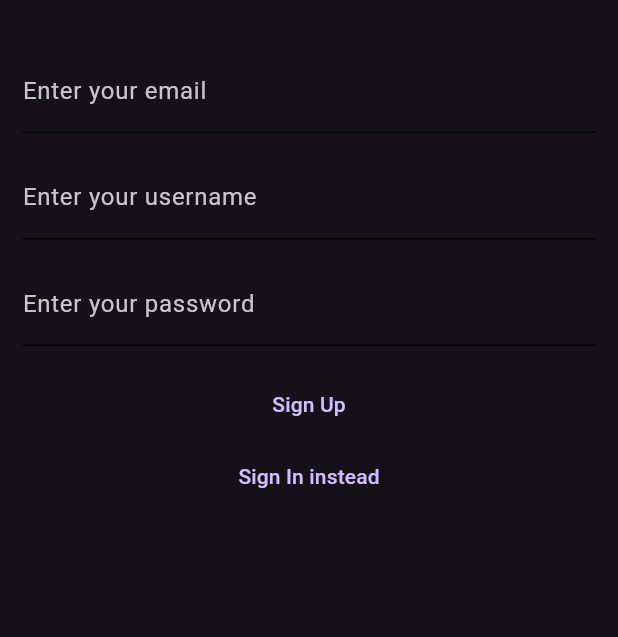
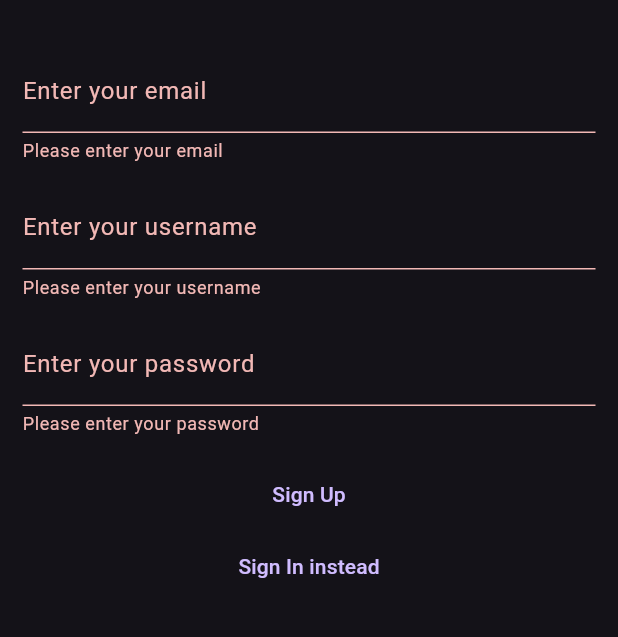
Before and after one commit to adametsderschopfer/social_media_flutter_edu, a Flutter app: the screen it shows after launch, after a tap on "Sign Up", on a phone screen of 412 x 824 dp, the part 110-747 px from its top. Run offline on Flutter 3.47's test engine with Material 3 defaults, Android fonts, the phone set to English and light mode, and no system bars; our stand-ins replace bloc, cloud_firestore, equatable, firebase_auth, firebase_core, flutter_bloc; accounts and stored records are empty.

```diff
--- a/lib/bloc/auth/auth_cubit.dart
+++ b/lib/bloc/auth/auth_cubit.dart
@@ -28,6 +28,10 @@ class AuthCubit extends Cubit<AuthState> {
     }
   }
 
+  Future<void> signOut() async {
+    await FirebaseAuth.instance.signOut();
+  }
+
   Future<void> signUp({
     required String email,
     required String username,
--- a/lib/main.dart
+++ b/lib/main.dart
@@ -1,5 +1,8 @@
 import 'package:firebase_core/firebase_core.dart';
 import 'package:flutter/material.dart';
+import 'package:flutter_bloc/flutter_bloc.dart';
+import 'package:social_media_flutter_edu/bloc/auth/auth_cubit.dart';
+import 'package:social_media_flutter_edu/screens/posts_screen.dart';
 import 'package:social_media_flutter_edu/screens/sign_in_screen.dart';
 import 'package:social_media_flutter_edu/screens/sign_up_screen.dart';
 
@@ -14,13 +17,19 @@ class MyApp extends StatelessWidget {
 
   @override
   Widget build(BuildContext context) {
-    return MaterialApp(
-      theme: ThemeData.dark(),
-      home: SignUpScreen(),
-      routes: {
-        SignInScreen.id: (BuildContext context) => const SignInScreen(),
-        SignUpScreen.id: (BuildContext context) => SignUpScreen(),
+    return BlocProvider<AuthCubit>(
+      create: (context) {
+        return AuthCubit();
       },
+      child: MaterialApp(
+        theme: ThemeData.dark(),
+        home: const SignUpScreen(),
+        routes: {
+          SignInScreen.id: (BuildContext context) => const SignInScreen(),
+          SignUpScreen.id: (BuildContext context) => const SignUpScreen(),
+          PostsScreen.id: (BuildContext context) => const PostsScreen(),
+        },
+      ),
     );
   }
 }
--- a/lib/screens/sign_in_screen.dart
+++ b/lib/screens/sign_in_screen.dart
@@ -1,6 +1,7 @@
 import 'package:flutter/material.dart';
 import 'package:flutter_bloc/flutter_bloc.dart';
 import 'package:social_media_flutter_edu/bloc/auth/auth_cubit.dart';
+import 'package:social_media_flutter_edu/screens/posts_screen.dart';
 import 'package:social_media_flutter_edu/screens/sign_up_screen.dart';
 
 class SignInScreen extends StatefulWidget {
@@ -52,12 +53,12 @@ class _SignInScreenState extends State<SignInScreen> {
         body: BlocConsumer<AuthCubit, AuthState>(
       listener: (prevState, currentState) {
         if (currentState is AuthSignedIn) {
-          // TODO: navigation to posts
+          Navigator.of(context).pushReplacementNamed(PostsScreen.id);
         }
 
         if (currentState is AuthFailure) {
           ScaffoldMessenger.of(context).showSnackBar(SnackBar(
-              duration: Duration(seconds: 2),
+              duration: const Duration(seconds: 2),
               content: Text(currentState.message)));
         }
       },
--- a/lib/screens/sign_up_screen.dart
+++ b/lib/screens/sign_up_screen.dart
@@ -1,5 +1,9 @@
 import 'package:flutter/material.dart';
+import 'package:flutter_bloc/flutter_bloc.dart';
+import 'package:social_media_flutter_edu/screens/posts_screen.dart';
 import 'package:social_media_flutter_edu/screens/sign_in_screen.dart';
+
+import '../bloc/auth/auth_cubit.dart';
 
 class SignUpScreen extends StatefulWidget {
   static const String id = "sign_up_screen";
@@ -36,12 +40,43 @@ class _SignUpScreenState extends State<SignUpScreen> {
     _passwordFocusNode.dispose();
   }
 
-  void _submit() {}
+  void _submit() {
+    FocusScope.of(context).unfocus();
+
+    if (!_formKey.currentState!.validate()) {
+      // Invalid
+      return;
+    }
+
+    _formKey.currentState!.save();
+    context
+        .read<AuthCubit>()
+        .signUp(email: _email, password: _password, username: _username);
+  }
 
   @override
   Widget build(BuildContext context) {
     return Scaffold(
-        body: SafeArea(
+        body: BlocConsumer<AuthCubit, AuthState>(
+      listener: (context, AuthState currentState) {
+        if (currentState is AuthSignedUp) {
+          Navigator.of(context).pushReplacementNamed(PostsScreen.id);
+        }
+
+        if (currentState is AuthFailure) {
+          ScaffoldMessenger.of(context).showSnackBar(SnackBar(
+              duration: const Duration(seconds: 2),
+              content: Text(currentState.message)));
+        }
+      },
+      builder: (BuildContext context, AuthState state) {
+        if (state is AuthLoading) {
+          return const Center(
+            child: CircularProgressIndicator(),
+          );
+        }
+
+        return SafeArea(
             child: Form(
           key: _formKey,
           child: Padding(
@@ -152,13 +187,16 @@ class _SignUpScreenState extends State<SignUpScreen> {
                   TextButton(
                     child: const Text("Sign In instead"),
                     onPressed: () {
-                  Navigator.of(context).pushReplacementNamed(SignInScreen.id);
+                      Navigator.of(context)
+                          .pushReplacementNamed(SignInScreen.id);
                     },
                   )
                 ],
               ),
             ),
           ),
-    )));
+        ));
+      },
+    ));
   }
 }
```
Also changed, not shown: lib/screens/posts_screen.dart (+9 -0 lines). Lines whose indentation alone changed are shown as unchanged.
